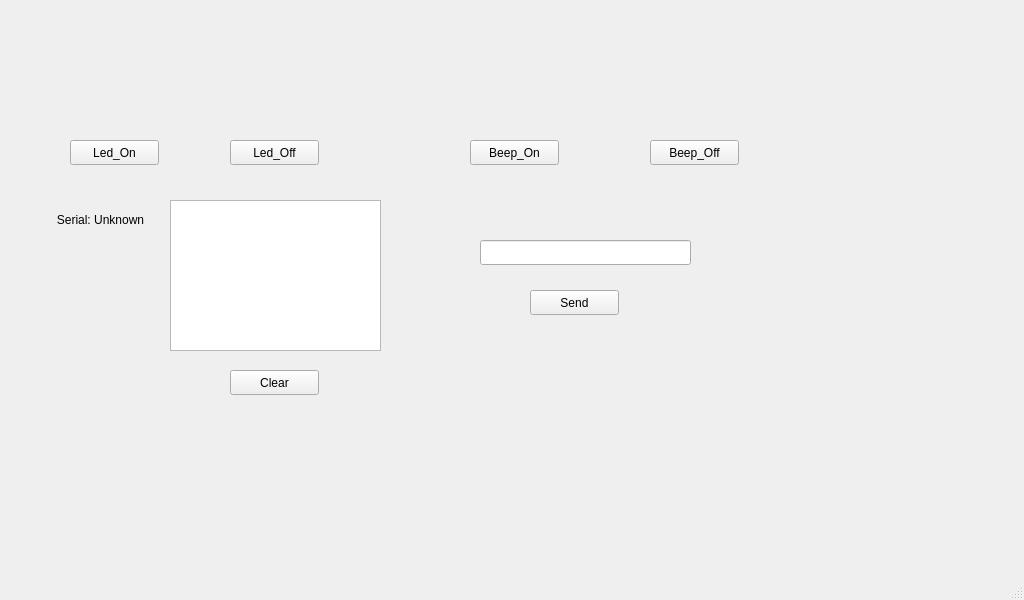
The window that apps/qt_app/LSZ_Terminal/mainwindow.ui (caiji-beep/device_manager) describes before a commit, drawn with Qt 5.
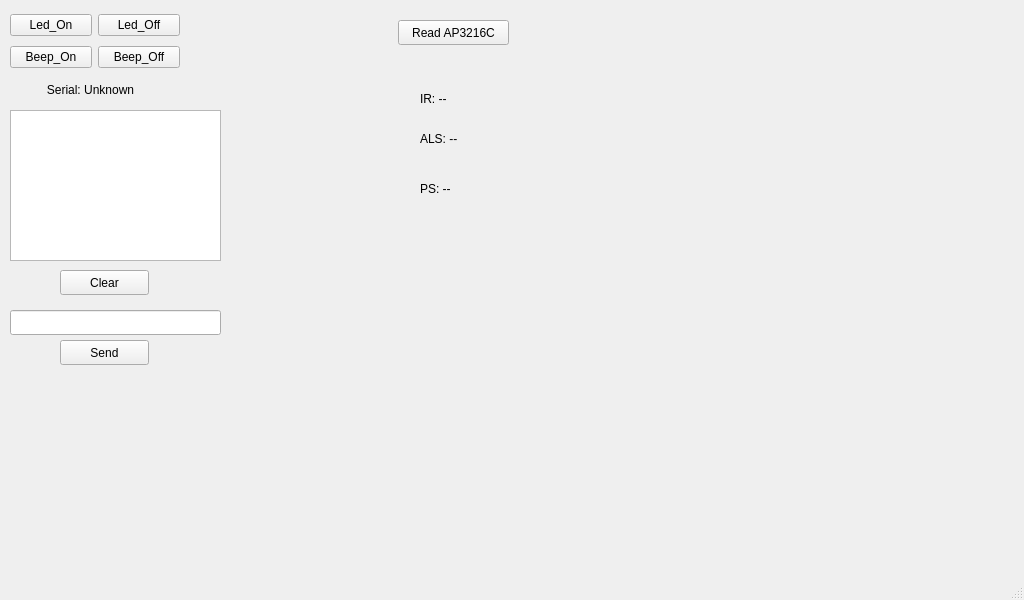
The same window after the commit.

Commit message: qt界面增加ap3216c读取

What changed in the file:
```diff
--- a/apps/qt_app/LSZ_Terminal/mainwindow.ui
+++ b/apps/qt_app/LSZ_Terminal/mainwindow.ui
@@ -26,63 +26,11 @@
    <string>MainWindow</string>
   </property>
   <widget class="QWidget" name="centralwidget">
-   <widget class="QPushButton" name="LedOnButton">
-    <property name="geometry">
-     <rect>
-      <x>70</x>
-      <y>140</y>
-      <width>89</width>
-      <height>25</height>
-     </rect>
-    </property>
-    <property name="text">
-     <string>Led_On</string>
-    </property>
-   </widget>
-   <widget class="QPushButton" name="LedOffButton">
-    <property name="geometry">
-     <rect>
-      <x>230</x>
-      <y>140</y>
-      <width>89</width>
-      <height>25</height>
-     </rect>
-    </property>
-    <property name="text">
-     <string>Led_Off</string>
-    </property>
-   </widget>
-   <widget class="QPushButton" name="BeepOnButton">
-    <property name="geometry">
-     <rect>
-      <x>470</x>
-      <y>140</y>
-      <width>89</width>
-      <height>25</height>
-     </rect>
-    </property>
-    <property name="text">
-     <string>Beep_On</string>
-    </property>
-   </widget>
-   <widget class="QPushButton" name="BeepOffButton">
-    <property name="geometry">
-     <rect>
-      <x>650</x>
-      <y>140</y>
-      <width>89</width>
-      <height>25</height>
-     </rect>
-    </property>
-    <property name="text">
-     <string>Beep_Off</string>
-    </property>
-   </widget>
    <widget class="QLabel" name="SerialStatusLabel">
     <property name="geometry">
      <rect>
-      <x>50</x>
-      <y>210</y>
+      <x>40</x>
+      <y>80</y>
       <width>101</width>
       <height>20</height>
      </rect>
@@ -94,8 +42,8 @@
    <widget class="QLineEdit" name="SerialInputlineEdit">
     <property name="geometry">
      <rect>
-      <x>480</x>
-      <y>240</y>
+      <x>10</x>
+      <y>310</y>
       <width>211</width>
       <height>25</height>
      </rect>
@@ -104,8 +52,8 @@
    <widget class="QPlainTextEdit" name="SerialLogEdit">
     <property name="geometry">
      <rect>
-      <x>170</x>
-      <y>200</y>
+      <x>10</x>
+      <y>110</y>
       <width>211</width>
       <height>151</height>
      </rect>
@@ -117,8 +65,8 @@
    <widget class="QPushButton" name="SerialSendButton">
     <property name="geometry">
      <rect>
-      <x>530</x>
-      <y>290</y>
+      <x>60</x>
+      <y>340</y>
       <width>89</width>
       <height>25</height>
      </rect>
@@ -130,8 +78,8 @@
    <widget class="QPushButton" name="SerialClearLogButton">
     <property name="geometry">
      <rect>
-      <x>230</x>
-      <y>370</y>
+      <x>60</x>
+      <y>270</y>
       <width>89</width>
       <height>25</height>
      </rect>
@@ -140,6 +88,106 @@
      <string>Clear</string>
     </property>
    </widget>
+   <widget class="QPushButton" name="Ap3216cReadButton">
+    <property name="geometry">
+     <rect>
+      <x>398</x>
+      <y>20</y>
+      <width>111</width>
+      <height>25</height>
+     </rect>
+    </property>
+    <property name="text">
+     <string>Read AP3216C</string>
+    </property>
+   </widget>
+   <widget class="QLabel" name="Ap3216cIrLabel">
+    <property name="geometry">
+     <rect>
+      <x>420</x>
+      <y>90</y>
+      <width>67</width>
+      <height>17</height>
+     </rect>
+    </property>
+    <property name="text">
+     <string>IR: --</string>
+    </property>
+   </widget>
+   <widget class="QLabel" name="Ap3216cAlsLabel">
+    <property name="geometry">
+     <rect>
+      <x>420</x>
+      <y>130</y>
+      <width>67</width>
+      <height>17</height>
+     </rect>
+    </property>
+    <property name="text">
+     <string>ALS: --</string>
+    </property>
+   </widget>
+   <widget class="QLabel" name="Ap3216cPsLabel">
+    <property name="geometry">
+     <rect>
+      <x>420</x>
+      <y>180</y>
+      <width>67</width>
+      <height>17</height>
+     </rect>
+    </property>
+    <property name="text">
+     <string>PS: --</string>
+    </property>
+   </widget>
+   <widget class="QWidget" name="">
+    <property name="geometry">
+     <rect>
+      <x>10</x>
+      <y>10</y>
+      <width>170</width>
+      <height>62</height>
+     </rect>
+    </property>
+    <layout class="QVBoxLayout" name="verticalLayout">
+     <item>
+      <layout class="QHBoxLayout" name="horizontalLayout">
+       <item>
+        <widget class="QPushButton" name="LedOnButton">
+         <property name="text">
+          <string>Led_On</string>
+         </property>
+        </widget>
+       </item>
+       <item>
+        <widget class="QPushButton" name="LedOffButton">
+         <property name="text">
+          <string>Led_Off</string>
+         </property>
+        </widget>
+       </item>
+      </layout>
+     </item>
+     <item>
+      <layout class="QHBoxLayout" name="horizontalLayout_2">
+       <item>
+        <widget class="QPushButton" name="BeepOnButton">
+         <property name="text">
+          <string>Beep_On</string>
+         </property>
+        </widget>
+       </item>
+       <item>
+        <widget class="QPushButton" name="BeepOffButton">
+         <property name="text">
+          <string>Beep_Off</string>
+         </property>
+        </widget>
+       </item>
+      </layout>
+     </item>
+    </layout>
+   </widget>
   </widget>
   <widget class="QMenuBar" name="menubar">
    <property name="geometry">
```
The commit also changes 5 other files.
